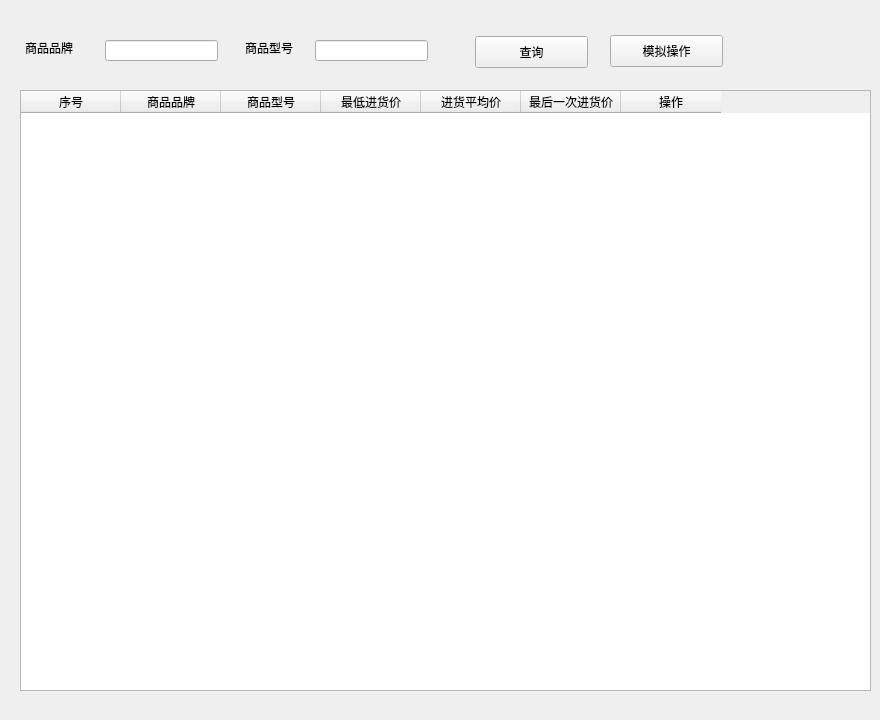
This is View/buy/ui/ui_history_buy.ui in zgj0607/Py-store as Qt 5 draws it before an edit. The edited form follows.
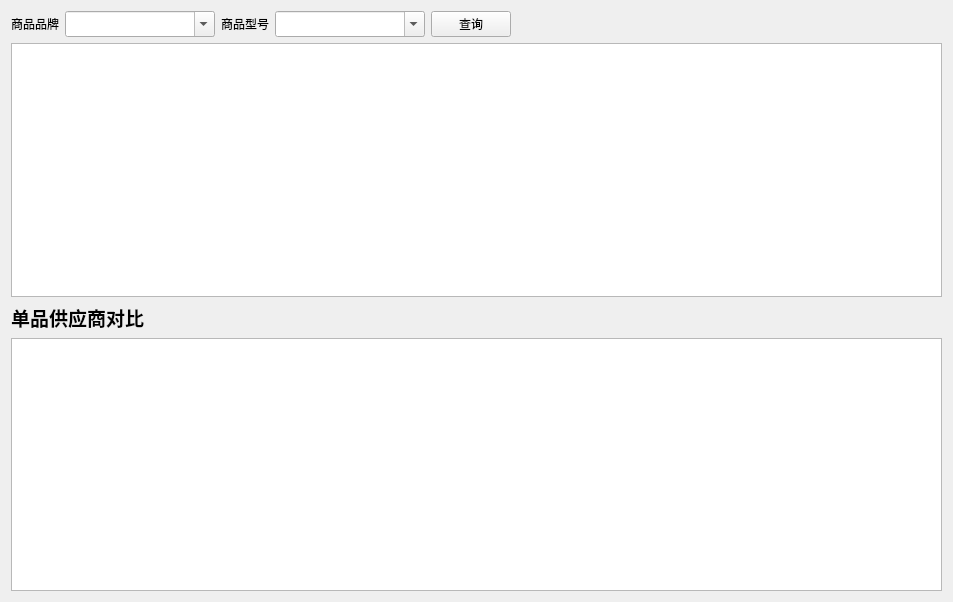
This is the edited form.

Commit message: 完成历史进货、进货监控、库存查询功能

```diff
--- a/View/buy/ui/ui_history_buy.ui
+++ b/View/buy/ui/ui_history_buy.ui
@@ -6,130 +6,154 @@
    <rect>
     <x>0</x>
     <y>0</y>
-    <width>880</width>
-    <height>720</height>
+    <width>953</width>
+    <height>602</height>
    </rect>
   </property>
   <property name="windowTitle">
    <string>Form</string>
   </property>
-  <widget class="QLineEdit" name="lineEdit">
-   <property name="geometry">
-    <rect>
-     <x>105</x>
-     <y>40</y>
-     <width>113</width>
-     <height>21</height>
-    </rect>
-   </property>
-  </widget>
-  <widget class="QLabel" name="label">
-   <property name="geometry">
-    <rect>
-     <x>25</x>
-     <y>40</y>
-     <width>60</width>
-     <height>16</height>
-    </rect>
-   </property>
-   <property name="text">
-    <string>商品品牌</string>
-   </property>
-  </widget>
-  <widget class="QLabel" name="label_2">
-   <property name="geometry">
-    <rect>
-     <x>245</x>
-     <y>40</y>
-     <width>60</width>
-     <height>16</height>
-    </rect>
-   </property>
-   <property name="text">
-    <string>商品型号</string>
-   </property>
-  </widget>
-  <widget class="QLineEdit" name="lineEdit_2">
-   <property name="geometry">
-    <rect>
-     <x>315</x>
-     <y>40</y>
-     <width>113</width>
-     <height>21</height>
-    </rect>
-   </property>
-  </widget>
-  <widget class="QTableWidget" name="tableWidget">
-   <property name="geometry">
-    <rect>
-     <x>20</x>
-     <y>90</y>
-     <width>851</width>
-     <height>601</height>
-    </rect>
-   </property>
-   <column>
-    <property name="text">
-     <string>序号</string>
-    </property>
-   </column>
-   <column>
-    <property name="text">
-     <string>商品品牌</string>
-    </property>
-   </column>
-   <column>
-    <property name="text">
-     <string>商品型号</string>
-    </property>
-   </column>
-   <column>
-    <property name="text">
-     <string>最低进货价</string>
-    </property>
-   </column>
-   <column>
-    <property name="text">
-     <string>进货平均价</string>
-    </property>
-   </column>
-   <column>
-    <property name="text">
-     <string>最后一次进货价</string>
-    </property>
-   </column>
-   <column>
-    <property name="text">
-     <string>操作</string>
-    </property>
-   </column>
-  </widget>
-  <widget class="QPushButton" name="serchButton">
-   <property name="geometry">
-    <rect>
-     <x>475</x>
-     <y>36</y>
-     <width>113</width>
-     <height>32</height>
-    </rect>
-   </property>
-   <property name="text">
-    <string>查询</string>
-   </property>
-  </widget>
-  <widget class="QPushButton" name="moniButton">
-   <property name="geometry">
-    <rect>
-     <x>610</x>
-     <y>35</y>
-     <width>113</width>
-     <height>32</height>
-    </rect>
-   </property>
-   <property name="text">
-    <string>模拟操作</string>
-   </property>
-  </widget>
+  <layout class="QVBoxLayout" name="verticalLayout">
+   <item>
+    <layout class="QHBoxLayout" name="horizontalLayout">
+     <item>
+      <widget class="QLabel" name="label">
+       <property name="text">
+        <string>商品品牌</string>
+       </property>
+      </widget>
+     </item>
+     <item>
+      <widget class="QComboBox" name="brand_combo">
+       <property name="minimumSize">
+        <size>
+         <width>150</width>
+         <height>26</height>
+        </size>
+       </property>
+       <property name="maximumSize">
+        <size>
+         <width>150</width>
+         <height>26</height>
+        </size>
+       </property>
+       <property name="editable">
+        <bool>true</bool>
+       </property>
+       <property name="maxVisibleItems">
+        <number>100</number>
+       </property>
+      </widget>
+     </item>
+     <item>
+      <widget class="QLabel" name="label_2">
+       <property name="text">
+        <string>商品型号</string>
+       </property>
+      </widget>
+     </item>
+     <item>
+      <widget class="QComboBox" name="model_combo">
+       <property name="minimumSize">
+        <size>
+         <width>150</width>
+         <height>26</height>
+        </size>
+       </property>
+       <property name="maximumSize">
+        <size>
+         <width>150</width>
+         <height>26</height>
+        </size>
+       </property>
+       <property name="editable">
+        <bool>true</bool>
+       </property>
+       <property name="maxVisibleItems">
+        <number>100</number>
+       </property>
+      </widget>
+     </item>
+     <item>
+      <widget class="QPushButton" name="pushButton">
+       <property name="text">
+        <string>查询</string>
+       </property>
+      </widget>
+     </item>
+     <item>
+      <spacer name="horizontalSpacer">
+       <property name="orientation">
+        <enum>Qt::Horizontal</enum>
+       </property>
+       <property name="sizeHint" stdset="0">
+        <size>
+         <width>40</width>
+         <height>20</height>
+        </size>
+       </property>
+      </spacer>
+     </item>
+    </layout>
+   </item>
+   <item>
+    <widget class="QTableView" name="history_table">
+     <property name="selectionBehavior">
+      <enum>QAbstractItemView::SelectRows</enum>
+     </property>
+     <attribute name="horizontalHeaderStretchLastSection">
+      <bool>true</bool>
+     </attribute>
+     <attribute name="verticalHeaderVisible">
+      <bool>false</bool>
+     </attribute>
+    </widget>
+   </item>
+   <item>
+    <layout class="QHBoxLayout" name="horizontalLayout_2">
+     <item>
+      <widget class="QLabel" name="label_3">
+       <property name="font">
+        <font>
+         <pointsize>14</pointsize>
+         <weight>75</weight>
+         <bold>true</bold>
+        </font>
+       </property>
+       <property name="text">
+        <string>单品供应商对比</string>
+       </property>
+      </widget>
+     </item>
+     <item>
+      <spacer name="horizontalSpacer_2">
+       <property name="orientation">
+        <enum>Qt::Horizontal</enum>
+       </property>
+       <property name="sizeHint" stdset="0">
+        <size>
+         <width>40</width>
+         <height>20</height>
+        </size>
+       </property>
+      </spacer>
+     </item>
+    </layout>
+   </item>
+   <item>
+    <widget class="QTableView" name="compare_table">
+     <property name="selectionBehavior">
+      <enum>QAbstractItemView::SelectRows</enum>
+     </property>
+     <attribute name="horizontalHeaderStretchLastSection">
+      <bool>true</bool>
+     </attribute>
+     <attribute name="verticalHeaderVisible">
+      <bool>false</bool>
+     </attribute>
+    </widget>
+   </item>
+  </layout>
  </widget>
  <resources/>
  <connections/>
```
Left out of the diff: 4 changed lines with no effect on the pictures. The commit also changes 27 other files.
